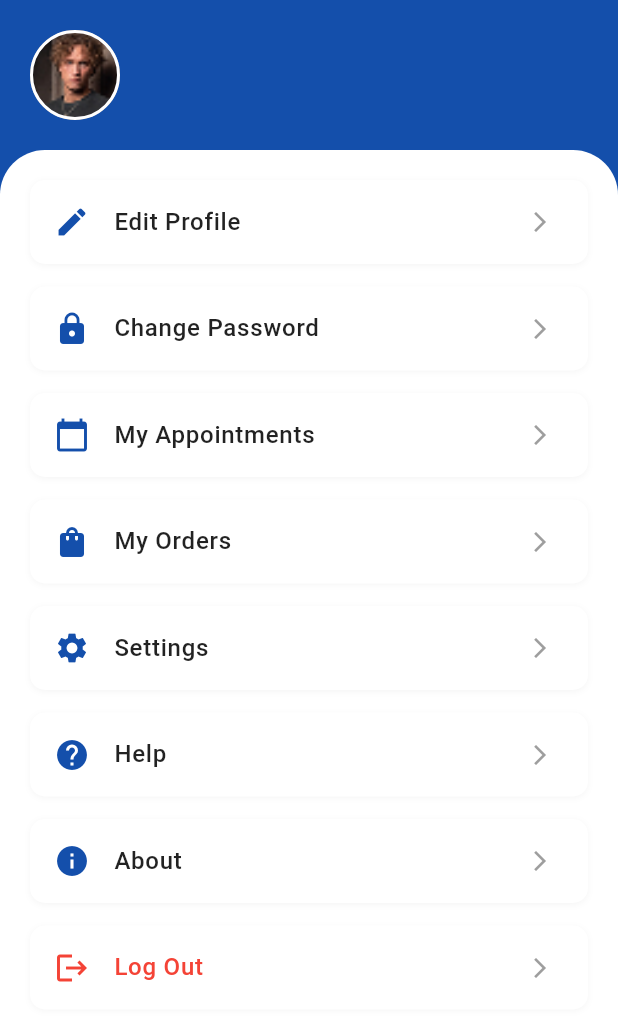
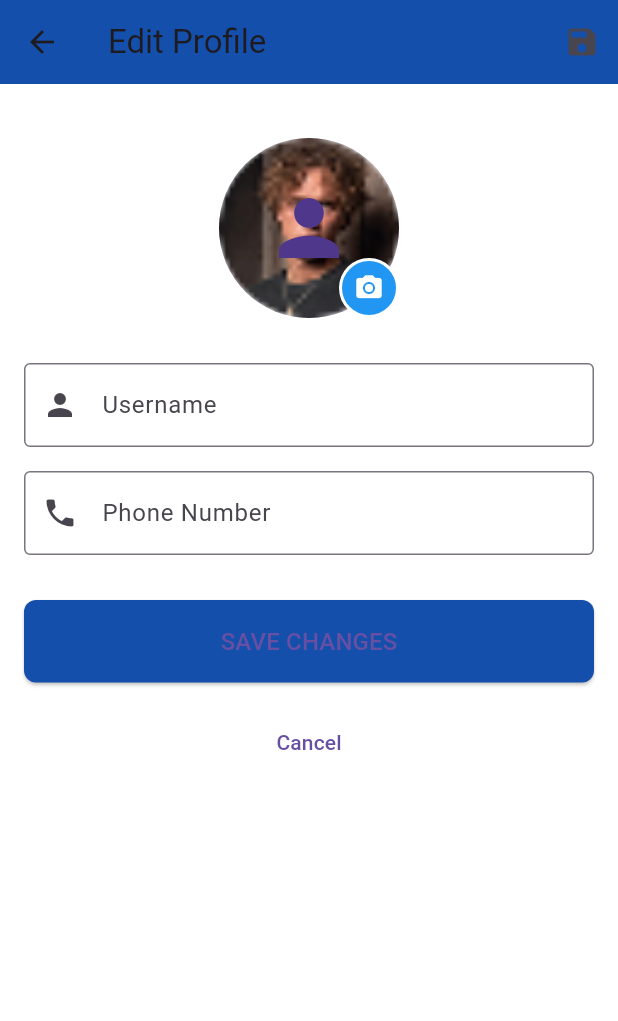
Before and after one commit to KripaKadel/TS-Autoparts, a Flutter app: the ProfileScreen screen opened directly, after a tap on "Edit Profile", on a phone screen of 412 x 824 dp. Shown: the top 1021 px of the screen. Run offline on Flutter 3.47's test engine with Material 3 defaults, Android fonts, the phone set to English and light mode, and no system bars; our stand-ins replace dio, flutter_secure_storage, flutter_svg, google_sign_in, image_picker; accounts and stored records are empty; network calls fail.

Commit message:
Edit Profile feature complete

```diff
--- /dev/null
+++ b/lib/constant/const.dart
@@ -0,0 +1,2 @@
+//const String baseUrl = 'http://10.0.2.2:8000';
+const String baseUrl = 'http://10.0.2.2:8000';
--- /dev/null
+++ b/lib/screens/editprofile_screen.dart
@@ -0,0 +1,258 @@
+import 'dart:io';
+import 'package:flutter/material.dart';
+import 'package:image_picker/image_picker.dart';
+import 'package:ts_autoparts_app/services/auth_service.dart';
+import 'package:ts_autoparts_app/utils/secure_storage.dart';
+
+class EditProfileScreen extends StatefulWidget {
+  const EditProfileScreen({Key? key}) : super(key: key);
+
+  @override
+  _EditProfileScreenState createState() => _EditProfileScreenState();
+}
+
+class _EditProfileScreenState extends State<EditProfileScreen> {
+  final _formKey = GlobalKey<FormState>();
+  final _nameController = TextEditingController();
+  final _phoneController = TextEditingController();
+  File? _image;
+  String? _existingImageUrl;
+  bool _isLoading = false;
+
+  final AuthService _authService = AuthService();
+  final ImagePicker _picker = ImagePicker();
+
+  @override
+  void initState() {
+    super.initState();
+    _loadUserInfo();
+  }
+
+  Future<void> _loadUserInfo() async {
+    setState(() {
+      _isLoading = true;
+    });
+
+    try {
+      final username = await SecureStorage.getUsername();
+      final phone = await SecureStorage.getPhoneNumber();
+      final profileImageUrl = await SecureStorage.getProfileImage();
+
+      setState(() {
+        _nameController.text = username ?? '';
+        _phoneController.text = phone ?? '';
+        _existingImageUrl = profileImageUrl;
+      });
+    } finally {
+      setState(() {
+        _isLoading = false;
+      });
+    }
+  }
+
+  Future<void> _pickImage() async {
+    try {
+      final pickedFile = await _picker.pickImage(
+        source: ImageSource.gallery,
+        maxWidth: 800,
+        maxHeight: 800,
+        imageQuality: 85,
+      );
+
+      if (pickedFile != null) {
+        setState(() {
+          _image = File(pickedFile.path);
+        });
+      }
+    } catch (e) {
+      ScaffoldMessenger.of(context).showSnackBar(
+        SnackBar(content: Text("Failed to pick image: ${e.toString()}")),
+      );
+    }
+  }
+
+  Future<void> _updateProfile() async {
+    if (!_formKey.currentState!.validate()) return;
+
+    setState(() {
+      _isLoading = true;
+    });
+
+    try {
+      final updatedUser = await _authService.updateUserProfile(
+        name: _nameController.text.trim(),
+        phone: _phoneController.text.trim(),
+        profileImage: _image,
+      );
+
+      if (updatedUser != null) {
+        await SecureStorage.saveUsername(updatedUser['name']);
+        await SecureStorage.savePhoneNumber(updatedUser['phone_number']);
+
+        if (updatedUser['profile_image'] != null) {
+          await SecureStorage.saveProfileImage(updatedUser['profile_image']);
+          setState(() {
+            _existingImageUrl = updatedUser['profile_image'];
+            _image = null;
+          });
+        }
+
+        Navigator.pop(context, true);
+        ScaffoldMessenger.of(context).showSnackBar(
+          const SnackBar(content: Text("Profile updated successfully")),
+        );
+      } else {
+        ScaffoldMessenger.of(context).showSnackBar(
+          const SnackBar(content: Text("Failed to update profile")),
+        );
+      }
+    } catch (e) {
+      ScaffoldMessenger.of(context).showSnackBar(
+        SnackBar(content: Text("Error: ${e.toString()}")),
+      );
+    } finally {
+      setState(() {
+        _isLoading = false;
+      });
+    }
+  }
+
+  ImageProvider _getProfileImage() {
+    if (_image != null) {
+      return FileImage(_image!);
+    } else if (_existingImageUrl != null && _existingImageUrl!.startsWith('http')) {
+      final cacheBustedUrl = '$_existingImageUrl?v=${DateTime.now().millisecondsSinceEpoch}';
+      return NetworkImage(cacheBustedUrl);
+    } else {
+      return const AssetImage('assets/images/profile.jpg');
+    }
+  }
+
+  @override
+  Widget build(BuildContext context) {
+    return Scaffold(
+      appBar: AppBar(
+        title: const Text("Edit Profile"),
+        actions: [
+          if (!_isLoading)
+            IconButton(
+              icon: const Icon(Icons.save),
+              onPressed: _updateProfile,
+            ),
+        ],
+      ),
+      body: _isLoading
+          ? const Center(child: CircularProgressIndicator())
+          : Padding(
+              padding: const EdgeInsets.all(16.0),
+              child: Form(
+                key: _formKey,
+                child: ListView(
+                  children: [
+                    const SizedBox(height: 20),
+                    Center(
+                      child: Stack(
+                        children: [
+                          CircleAvatar(
+                            radius: 60,
+                            backgroundImage: _getProfileImage(),
+                            child: _image == null &&
+                                    (_existingImageUrl == null || _existingImageUrl!.isEmpty)
+                                ? const Icon(Icons.person, size: 60)
+                                : null,
+                          ),
+                          Positioned(
+                            bottom: 0,
+                            right: 0,
+                            child: Container(
+                              height: 40,
+                              width: 40,
+                              decoration: BoxDecoration(
+                                color: Colors.blue,
+                                shape: BoxShape.circle,
+                                border: Border.all(
+                                  color: Colors.white,
+                                  width: 2,
+                                ),
+                              ),
+                              child: IconButton(
+                                icon: const Icon(Icons.camera_alt, size: 20),
+                                color: Colors.white,
+                                onPressed: _pickImage,
+                              ),
+                            ),
+                          ),
+                        ],
+                      ),
+                    ),
+                    const SizedBox(height: 30),
+                    TextFormField(
+                      controller: _nameController,
+                      decoration: const InputDecoration(
+                        labelText: "Username",
+                        prefixIcon: Icon(Icons.person),
+                        border: OutlineInputBorder(),
+                      ),
+                      validator: (value) {
+                        if (value == null || value.isEmpty) {
+                          return 'Please enter a username';
+                        }
+                        if (value.length < 3) {
+                          return 'Username must be at least 3 characters';
+                        }
+                        return null;
+                      },
+                    ),
+                    const SizedBox(height: 16),
+                    TextFormField(
+                      controller: _phoneController,
+                      decoration: const InputDecoration(
+                        labelText: "Phone Number",
+                        prefixIcon: Icon(Icons.phone),
+                        border: OutlineInputBorder(),
+                      ),
+                      keyboardType: TextInputType.phone,
+                      validator: (value) {
+                        if (value == null || value.isEmpty) {
+                          return 'Please enter phone number';
+                        }
+                        if (!RegExp(r'^[+]*[(]{0,1}[0-9]{1,4}[)]{0,1}[-\s\./0-9]*$')
+                            .hasMatch(value)) {
+                          return 'Enter a valid phone number';
+                        }
+                        return null;
+                      },
+                    ),
+                    const SizedBox(height: 30),
+                    ElevatedButton(
+                      onPressed: _updateProfile,
+                      style: ElevatedButton.styleFrom(
+                        padding: const EdgeInsets.symmetric(vertical: 16),
+                        shape: RoundedRectangleBorder(
+                          borderRadius: BorderRadius.circular(8),
+                        ),
+                      ),
+                      child: const Text(
+                        "SAVE CHANGES",
+                        style: TextStyle(fontSize: 16),
+                      ),
+                    ),
+                    const SizedBox(height: 16),
+                    TextButton(
+                      onPressed: () => Navigator.pop(context),
+                      child: const Text("Cancel"),
+                    ),
+                  ],
+                ),
+              ),
+            ),
+    );
+  }
+
+  @override
+  void dispose() {
+    _nameController.dispose();
+    _phoneController.dispose();
+    super.dispose();
+  }
+}
--- a/lib/screens/login_screen.dart
+++ b/lib/screens/login_screen.dart
@@ -42,6 +42,7 @@ class _LoginScreenState extends State<LoginScreen> {
     await SecureStorage.saveToken(user.accessToken);
     await SecureStorage.saveUsername(user.name); // <-- Save the name
     await SecureStorage.saveEmail(user.email);   // <-- Save the email
+
     // if (user.profileImage != null) {
     //   await SecureStorage.saveProfileImage(user.profileImage!);
     // }
--- a/lib/screens/profile_screen.dart
+++ b/lib/screens/profile_screen.dart
@@ -1,4 +1,5 @@
 import 'package:flutter/material.dart';
+import 'package:ts_autoparts_app/screens/editprofile_screen.dart';
 import 'package:ts_autoparts_app/utils/secure_storage.dart';
 
 class ProfileScreen extends StatefulWidget {
@@ -11,7 +12,7 @@ class ProfileScreen extends StatefulWidget {
 class _ProfileScreenState extends State<ProfileScreen> {
   String _username = 'Loading...';
   String _email = '';
-  String? _profileImagePath; // for profile image if available
+  String? _profileImagePath;
 
   @override
   void initState() {
@@ -22,12 +23,12 @@ class _ProfileScreenState extends State<ProfileScreen> {
   Future<void> _loadUserInfo() async {
     final username = await SecureStorage.getUsername() ?? 'Unknown';
     final email = await SecureStorage.getEmail() ?? '';
-    //final profileImage = await SecureStorage.getProfileImage(); // Optional
+    final profileImage = await SecureStorage.getProfileImage();
 
     setState(() {
       _username = username;
       _email = email;
-      //_profileImagePath = profileImage;
+      _profileImagePath = profileImage;
     });
 
     debugPrint('Retrieved username: $_username');
@@ -62,6 +63,17 @@ class _ProfileScreenState extends State<ProfileScreen> {
     );
   }
 
+  ImageProvider _getProfileImage() {
+    if (_profileImagePath != null &&
+        _profileImagePath!.isNotEmpty &&
+        _profileImagePath!.startsWith('http')) {
+      final cacheBustedUrl = '$_profileImagePath?v=${DateTime.now().millisecondsSinceEpoch}';
+      return NetworkImage(cacheBustedUrl);
+    } else {
+      return const AssetImage('assets/images/profile.jpg');
+    }
+  }
+
   @override
   Widget build(BuildContext context) {
     final Color customBlue = const Color(0xFF144FAB);
@@ -83,9 +95,7 @@ class _ProfileScreenState extends State<ProfileScreen> {
                       shape: BoxShape.circle,
                       border: Border.all(color: Colors.white, width: 2),
                       image: DecorationImage(
-                        image: _profileImagePath != null
-                            ? NetworkImage(_profileImagePath!)
-                            : const AssetImage('assets/images/profile.jpg') as ImageProvider,
+                        image: _getProfileImage(),
                         fit: BoxFit.cover,
                       ),
                     ),
@@ -129,7 +139,7 @@ class _ProfileScreenState extends State<ProfileScreen> {
                   padding: const EdgeInsets.all(20),
                   child: Column(
                     children: [
-                      _buildMenuItem(Icons.edit, 'Edit Profile', customColor: customBlue),
+                      _buildMenuItem(Icons.edit, 'Edit Profile', customColor: customBlue, context: context),
                       _buildMenuItem(Icons.lock, 'Change Password', customColor: customBlue),
                       _buildMenuItem(Icons.calendar_today, 'My Appointments', customColor: customBlue),
                       _buildMenuItem(Icons.shopping_bag, 'My Orders', customColor: customBlue),
@@ -148,8 +158,13 @@ class _ProfileScreenState extends State<ProfileScreen> {
     );
   }
 
-  Widget _buildMenuItem(IconData icon, String title,
-      {bool isLogOut = false, Color customColor = Colors.blue, BuildContext? context}) {
+  Widget _buildMenuItem(
+    IconData icon,
+    String title, {
+    bool isLogOut = false,
+    Color customColor = Colors.blue,
+    BuildContext? context,
+  }) {
     return Container(
       margin: const EdgeInsets.only(bottom: 15),
       decoration: BoxDecoration(
@@ -176,11 +191,20 @@ class _ProfileScreenState extends State<ProfileScreen> {
           ),
         ),
         trailing: const Icon(Icons.arrow_forward_ios, size: 16, color: Colors.grey),
-        onTap: () {
+        onTap: () async {
           if (isLogOut) {
             _showLogoutDialog(context!);
           } else {
-            // Handle other actions
+            if (title == 'Edit Profile') {
+              final result = await Navigator.push(
+                context!,
+                MaterialPageRoute(builder: (context) => const EditProfileScreen()),
+              );
+              if (result == true) {
+                _loadUserInfo(); // 🔄 Refresh profile info after editing
+              }
+            }
+            // Add more navigation logic if needed
           }
         },
       ),
--- a/lib/screens/services_screen.dart
+++ b/lib/screens/services_screen.dart
@@ -3,6 +3,8 @@ import 'package:intl/intl.dart';
 import 'package:ts_autoparts_app/services/auth_service.dart';
 import 'package:ts_autoparts_app/function/esewa.dart';
 import 'package:http/http.dart' as http;
+import 'package:ts_autoparts_app/constant/const.dart';
+
 import 'dart:convert';
 
 class ServicesScreen extends StatefulWidget {
@@ -59,7 +61,7 @@ class _ServicesScreenState extends State<ServicesScreen> {
     try {
       final token = await _getToken();
       final response = await http.get(
-        Uri.parse('${AuthService.baseUrl}/api/mechanics'),
+        Uri.parse('$baseUrl/api/mechanics'),
         headers: {'Authorization': 'Bearer $token'},
       );
 
@@ -229,7 +231,7 @@ class _ServicesScreenState extends State<ServicesScreen> {
                           '${selectedTime.minute.toString().padLeft(2, '0')}';
 
       final response = await http.post(
-        Uri.parse('${AuthService.baseUrl}/appointments'),
+        Uri.parse('$baseUrl/appointments'),
         headers: {
           'Content-Type': 'application/json',
           'Authorization': 'Bearer $token',
--- a/lib/utils/secure_storage.dart
+++ b/lib/utils/secure_storage.dart
@@ -3,56 +3,82 @@ import 'package:flutter_secure_storage/flutter_secure_storage.dart';
 class SecureStorage {
   static const FlutterSecureStorage _storage = FlutterSecureStorage();
 
-  // Save the token securely
+  // ==================== TOKEN ====================
   static Future<void> saveToken(String token) async {
     await _storage.write(key: 'access_token', value: token);
-    print('Token saved successfully: $token'); // Debug log
+    print('Token saved successfully: $token');
   }
 
-  // Get the token securely
   static Future<String?> getToken() async {
     final token = await _storage.read(key: 'access_token');
-    print('Retrieved token: $token'); // Debug log
+    print('Retrieved token: $token');
     return token;
   }
 
-  // Delete the token
   static Future<void> deleteToken() async {
     await _storage.delete(key: 'access_token');
-    print('Token deleted successfully'); // Debug log
+    print(' Token deleted successfully');
   }
 
-  // Save the username securely
+  // ==================== USERNAME ====================
   static Future<void> saveUsername(String username) async {
     await _storage.write(key: 'username', value: username);
-    print('Username saved successfully: $username'); // Debug log
+    print(' Username saved successfully: $username');
   }
 
-  // Get the username securely
   static Future<String?> getUsername() async {
     final username = await _storage.read(key: 'username');
-    print('Retrieved username: $username'); // Debug log
+    print(' Retrieved username: $username');
     return username;
   }
 
-  // Save the email securely
+  // ==================== EMAIL ====================
   static Future<void> saveEmail(String email) async {
     await _storage.write(key: 'email', value: email);
-    print('Email saved successfully: $email'); // Debug log
+    print(' Email saved successfully: $email');
   }
 
-  // Get the email securely
   static Future<String?> getEmail() async {
     final email = await _storage.read(key: 'email');
-    print('Retrieved email: $email'); // Debug log
+    print(' Retrieved email: $email');
     return email;
   }
 
-  // Delete the username and email (if needed)
+  // ==================== PHONE NUMBER ====================
+  static Future<void> savePhoneNumber(String phone) async {
+    await _storage.write(key: 'phone_number', value: phone);
+    print(' Phone number saved successfully: $phone');
+  }
+
+  static Future<String?> getPhoneNumber() async {
+    final phone = await _storage.read(key: 'phone_number');
+    print('Retrieved phone number: $phone');
+    return phone;
+  }
+
+  // ==================== PROFILE IMAGE ====================
+  static Future<void> saveProfileImage(String imageUrl) async {
+    await _storage.write(key: 'profile_image', value: imageUrl);
+    print('Profile image saved successfully: $imageUrl');
+  }
+
+  static Future<String?> getProfileImage() async {
+    final imageUrl = await _storage.read(key: 'profile_image');
+    print(' Retrieved profile image URL: $imageUrl');
+    return imageUrl;
+  }
+
+  // ==================== DELETE EVERYTHING ====================
   static Future<void> deleteUserInfo() async {
     await _storage.delete(key: 'username');
     await _storage.delete(key: 'email');
-    print('User info deleted successfully'); // Debug log
+    await _storage.delete(key: 'phone_number');
+    await _storage.delete(key: 'profile_image');
+    print(' User info deleted successfully');
   }
 
+  static Future<void> clearAll() async {
+    await _storage.deleteAll();
+    print(' All secure storage data cleared');
+  }
 }
--- a/pubspec.yaml
+++ b/pubspec.yaml
@@ -48,6 +48,7 @@ dependencies:
   dio: ^5.8.0+1
   app_links: ^6.4.0
   google_sign_in: ^6.3.0
+  image_picker: ^1.1.2
 
 
 dev_dependencies:
```
Also changed, not shown: lib/services/auth_service.dart (+61 -1 lines), lib/services/product_service.dart (+3 -6 lines), lib/screens/mechanic_home.dart (added), pubspec.lock, 9 other files.
